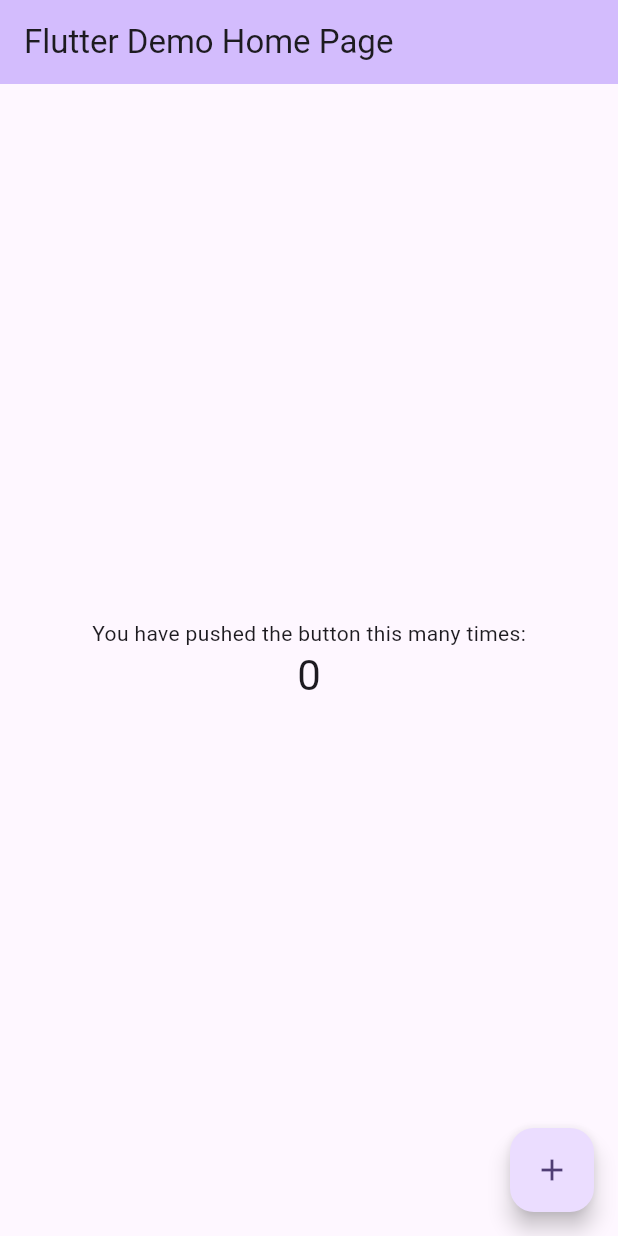
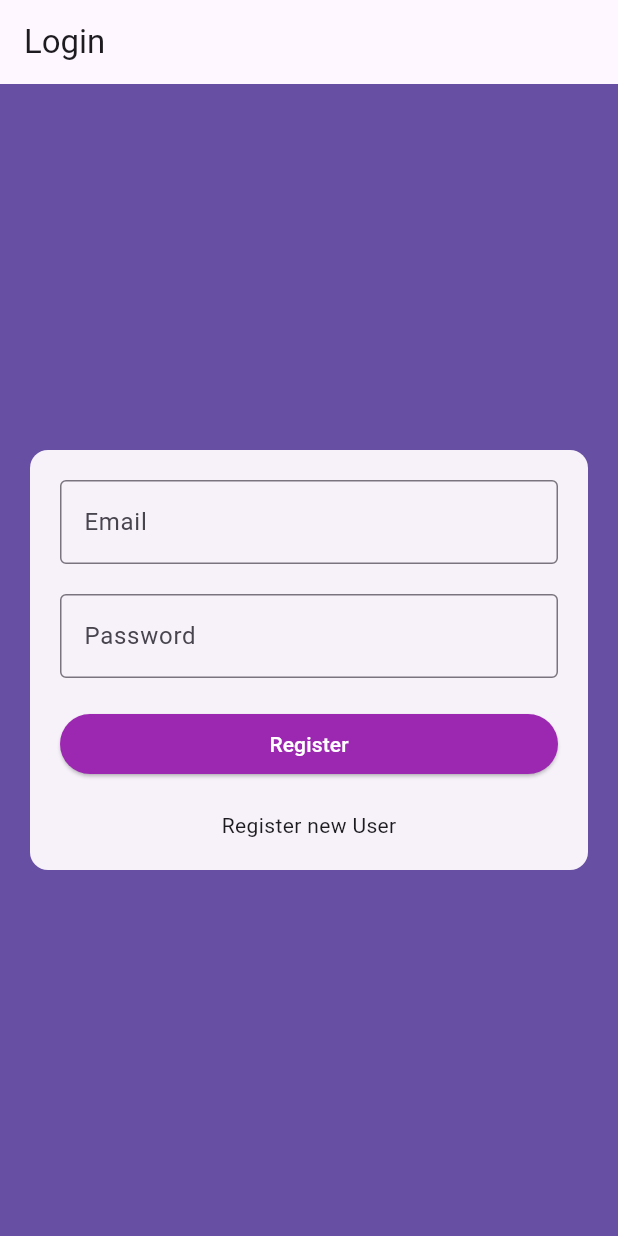
Before and after one commit to Mabonax/flutterlaravelapi, a Flutter app: the screen it shows after launch, on a phone screen of 412 x 824 dp. Run offline on Flutter 3.47's test engine with Material 3 defaults, Android fonts, the light colour scheme and no system bars.

Commit message:
login, register & Categories Screens

```diff
--- /dev/null
+++ b/lib/Screens/Auth/Login.dart
@@ -0,0 +1,73 @@
+import 'package:flutter/material.dart';
+
+class Login extends StatelessWidget {
+  const Login({Key? key}) : super(key: key);
+
+  @override
+  Widget build(BuildContext context) {
+    return Scaffold(
+      appBar: AppBar(title: Text('Login')),
+      body: Container(
+        color: Theme.of(context).primaryColor,
+        child: Column(
+          mainAxisAlignment: MainAxisAlignment.center,
+          children: <Widget>[
+            Card(
+              elevation: 0,
+              margin: EdgeInsets.only(left: 20, right: 20),
+              child: Padding(
+                padding: EdgeInsets.all(20.0),
+                child: Column(
+                  children: <Widget>[
+                    TextField(
+                      keyboardType: TextInputType.emailAddress,
+                      decoration: InputDecoration(
+                        border: OutlineInputBorder(),
+                        labelText: 'Email',
+                      ),
+                    ),
+                    SizedBox(height: 20), // Acts as a spacer
+                    TextField(
+                      keyboardType: TextInputType.visiblePassword,
+                      decoration: InputDecoration(
+                        border: OutlineInputBorder(),
+                        labelText: 'Password',
+                      ),
+                    ),
+                    SizedBox(height: 20), // Acts as a spacer
+
+                    ElevatedButton(
+                      onPressed: () {
+                        //print('Login button pressed');
+                        Navigator.pushNamed(context, '/categories');
+                      },
+                      //child: Text('Login'),
+                      child: Text('Register'),
+                      style: ElevatedButton.styleFrom(
+                        backgroundColor: Colors.purple,
+                        foregroundColor: Colors.white,
+                        minimumSize: Size(double.infinity, 40),
+                      ),
+                    ),
+                    Padding(
+                      ///
+                      padding: EdgeInsets.only(
+                        top: 20,
+                      ), // Different way to add padding
+                      child: InkWell(
+                        child: Text('Register new User'),
+                        onTap: () => Navigator.pushNamed(context, '/register'),
+                      ),
+                    ),
+
+                    ///
+                  ],
+                ),
+              ),
+            ),
+          ],
+        ),
+      ),
+    );
+  }
+}
--- a/lib/main.dart
+++ b/lib/main.dart
@@ -1,122 +1,25 @@
 import 'package:flutter/material.dart';
+import 'package:flutterlaravelapi/Screens/Auth/Login.dart';
+import 'package:flutterlaravelapi/Screens/Auth/Register.dart';
+import 'package:flutterlaravelapi/Screens/categories/categories_list.dart';
 
 void main() {
-  runApp(const MyApp());
+  runApp(MyApp());
 }
 
 class MyApp extends StatelessWidget {
   const MyApp({super.key});
 
-  // This widget is the root of your application.
   @override
   Widget build(BuildContext context) {
     return MaterialApp(
-      title: 'Flutter Demo',
-      theme: ThemeData(
-        // This is the theme of your application.
-        //
-        // TRY THIS: Try running your application with "flutter run". You'll see
-        // the application has a purple toolbar. Then, without quitting the app,
-        // try changing the seedColor in the colorScheme below to Colors.green
-        // and then invoke "hot reload" (save your changes or press the "hot
-        // reload" button in a Flutter-supported IDE, or press "r" if you used
-        // the command line to start the app).
-        //
-        // Notice that the counter didn't reset back to zero; the application
-        // state is not lost during the reload. To reset the state, use hot
-        // restart instead.
-        //
-        // This works for code too, not just values: Most code changes can be
-        // tested with just a hot reload.
-        colorScheme: ColorScheme.fromSeed(seedColor: Colors.deepPurple),
-      ),
-      home: const MyHomePage(title: 'Flutter Demo Home Page'),
+      title: 'Welcome to Flutter',
+      home: Login(),
+      routes: {
+        '/login': (context) => Login(),
+        '/register': (context) => Register(),
+        '/categories': (context) => CategoriesList(),
+      },
     );
   }
 }
-
-class MyHomePage extends StatefulWidget {
-  const MyHomePage({super.key, required this.title});
-
-  // This widget is the home page of your application. It is stateful, meaning
-  // that it has a State object (defined below) that contains fields that affect
-  // how it looks.
-
-  // This class is the configuration for the state. It holds the values (in this
-  // case the title) provided by the parent (in this case the App widget) and
-  // used by the build method of the State. Fields in a Widget subclass are
-  // always marked "final".
-
-  final String title;
-
-  @override
-  State<MyHomePage> createState() => _MyHomePageState();
-}
-
-class _MyHomePageState extends State<MyHomePage> {
-  int _counter = 0;
-
-  void _incrementCounter() {
-    setState(() {
-      // This call to setState tells the Flutter framework that something has
-      // changed in this State, which causes it to rerun the build method below
-      // so that the display can reflect the updated values. If we changed
-      // _counter without calling setState(), then the build method would not be
-      // called again, and so nothing would appear to happen.
-      _counter++;
-    });
-  }
-
-  @override
-  Widget build(BuildContext context) {
-    // This method is rerun every time setState is called, for instance as done
-    // by the _incrementCounter method above.
-    //
-    // The Flutter framework has been optimized to make rerunning build methods
-    // fast, so that you can just rebuild anything that needs updating rather
-    // than having to individually change instances of widgets.
-    return Scaffold(
-      appBar: AppBar(
-        // TRY THIS: Try changing the color here to a specific color (to
-        // Colors.amber, perhaps?) and trigger a hot reload to see the AppBar
-        // change color while the other colors stay the same.
-        backgroundColor: Theme.of(context).colorScheme.inversePrimary,
-        // Here we take the value from the MyHomePage object that was created by
-        // the App.build method, and use it to set our appbar title.
-        title: Text(widget.title),
-      ),
-      body: Center(
-        // Center is a layout widget. It takes a single child and positions it
-        // in the middle of the parent.
-        child: Column(
-          // Column is also a layout widget. It takes a list of children and
-          // arranges them vertically. By default, it sizes itself to fit its
-          // children horizontally, and tries to be as tall as its parent.
-          //
-          // Column has various properties to control how it sizes itself and
-          // how it positions its children. Here we use mainAxisAlignment to
-          // center the children vertically; the main axis here is the vertical
-          // axis because Columns are vertical (the cross axis would be
-          // horizontal).
-          //
-          // TRY THIS: Invoke "debug painting" (choose the "Toggle Debug Paint"
-          // action in the IDE, or press "p" in the console), to see the
-          // wireframe for each widget.
-          mainAxisAlignment: MainAxisAlignment.center,
-          children: <Widget>[
-            const Text('You have pushed the button this many times:'),
-            Text(
-              '$_counter',
-              style: Theme.of(context).textTheme.headlineMedium,
-            ),
-          ],
-        ),
-      ),
-      floatingActionButton: FloatingActionButton(
-        onPressed: _incrementCounter,
-        tooltip: 'Increment',
-        child: const Icon(Icons.add),
-      ), // This trailing comma makes auto-formatting nicer for build methods.
-    );
-  }
-}
```
Also changed, not shown: lib/Screens/Auth/Register.dart (added, +83 -0 lines), lib/Screens/Categories/categories_list.dart (added, +44 -0 lines).
